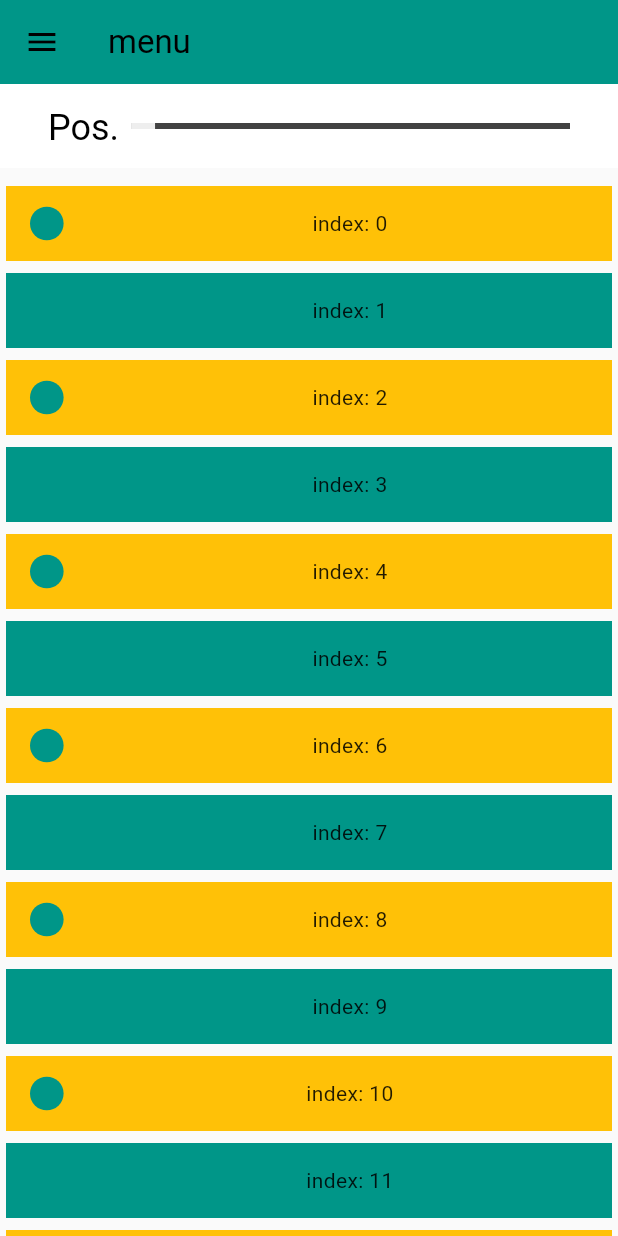
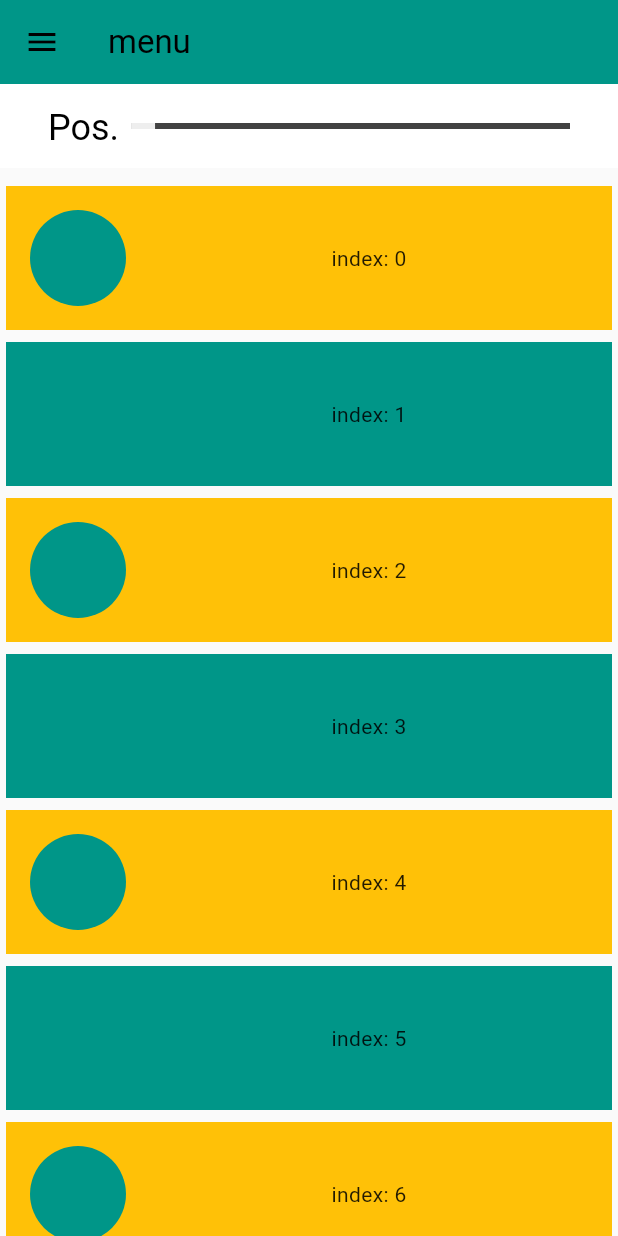
Before and after one commit to Pregum/saizeriya_menu_lottery, a Flutter app: the FirstExPage screen opened directly, on a phone screen of 412 x 824 dp. Run offline on Flutter 3.47's test engine with Material 2 defaults, Android fonts, the phone set to English and light mode, and no system bars; our stand-ins replace flutter_dotenv, flutter_hooks, freezed_annotation, gap, hooks_riverpod, persistent_bottom_nav_bar and 2 more; accounts and stored records are empty; generated files the repository leaves out were written again.

Commit message:
update: 中央のアイテムのみ拡大する処理は削除した

```diff
--- a/lib/sandbox/first_ex_page.dart
+++ b/lib/sandbox/first_ex_page.dart
@@ -27,9 +27,10 @@ class FirstExPage extends HookConsumerWidget {
   const FirstExPage({super.key});
 
   void _onScroll(
-      ScrollController scrollController,
-      ValueNotifier<double> scrollPosition,
-      ValueNotifier<double?> maxPosition) {
+    ScrollController scrollController,
+    ValueNotifier<double> scrollPosition,
+    ValueNotifier<double?> maxPosition,
+  ) {
     debugPrint('currentPosition: ${scrollController.position.pixels}');
 
     scrollPosition.value = scrollController.position.pixels;
@@ -44,13 +45,8 @@ class FirstExPage extends HookConsumerWidget {
     const itemCount = 50;
 
     useEffect(() {
-      // final maxHeight = scrollController.position.maxScrollExtent;
-      // debugPrint('maxHeight: $maxHeight');
-      // WidgetsBinding.instance.addPostFrameCallback((_) {
       scrollController.addListener(
           () => _onScroll(scrollController, scrollPosition, maxPosition));
-      // });
-      // scrollController.
       return () {
         scrollController.removeListener(
             () => _onScroll(scrollController, scrollPosition, maxPosition));
@@ -87,12 +83,6 @@ class FirstExPage extends HookConsumerWidget {
                   ),
                   const Gap(8),
                   Expanded(
-                      // child: Slider(
-                      //   value: scrollPosition.value.clamp(0, max2),
-                      //   onChanged: null, // こちらでは動かせないようにする。 //(double value) {},
-                      //   min: 0,
-                      //   max: max2,
-                      // ),
                       child: Stack(
                     children: [
                       Positioned(
@@ -132,57 +122,17 @@ class FirstExPage extends HookConsumerWidget {
           const SliverToBoxAdapter(child: Gap(8)),
           SliverList.builder(
             itemBuilder: (context, index) {
-              final currentPos = scrollPosition.value;
-              final maxPos = maxPosition.value;
-              final double? currentIndexRatio;
-              final double? estimatedHeight;
-              if (maxPos != null) {
-                final positionPercentage = currentPos / maxPos;
-                final positionPerItem = maxPos / itemCount;
-                final positionOfTheWidget = positionPerItem * index;
-                debugPrint(
-                  ' positionPercentage: $positionPercentage'
-                  ' indexPerItem: $positionPerItem'
-                  ' currentIndexPerItem: $positionOfTheWidget',
-                );
-                currentIndexRatio = positionOfTheWidget;
-                // 現在のposと、このウィジェットのposの差の絶対値を取る
-                final posDelta = (currentPos - positionOfTheWidget).abs();
-                const ratioCount = 3.0;
-                final baseDiffDelta = ratioCount * positionPerItem;
-                // debugPrint(
-                //   'posDelta: $posDelta'
-                //   ' baseDiffDelta: $baseDiffDelta',
-                // );
-                final delta = posDelta * positionPerItem * 0.01;
-                debugPrint('index: $index delta: $delta');
-                // final sizeRatio = (1 + currentIndexRatio).clamp(1, 1.4);
-                double baseSize = 160;
-                estimatedHeight =
-                    (baseSize - delta).clamp(baseSize * 0.5, baseSize * 3.0);
-                // estimatedHeight = sizeRatio * baseSize;
-                // サイズは1 widget 50pxとして
-                // final currentIndexSize = k
-              } else {
-                currentIndexRatio = null;
-                estimatedHeight = null;
-              }
-              debugPrint(
-                '[index: $index]'
-                ' estimatedHeight: $estimatedHeight',
-              );
-              // ここで、widgetの配置と自身のindexから出す
-              // final currentWidgetSize =
               return AnimatedContainer(
-                height: estimatedHeight ?? 50,
+                // height: 50,
                 color: index.isEven ? Colors.amber : Colors.teal,
                 margin: const EdgeInsets.all(4),
+                padding: const EdgeInsets.all(8),
                 duration: const Duration(microseconds: 320),
                 child: Row(
                   children: [
                     AnimatedContainer(
-                      height: (estimatedHeight ?? 32) * 0.7,
-                      width: (estimatedHeight ?? 32) * 1.2,
+                      height: 64,
+                      width: 64,
                       margin: const EdgeInsets.all(8),
                       duration: const Duration(microseconds: 320),
                       child: const CircleAvatar(
```
